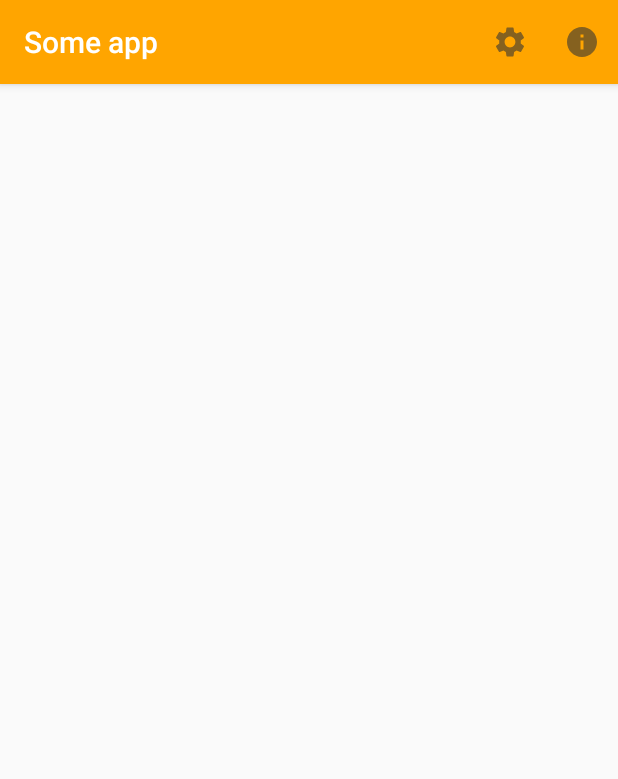
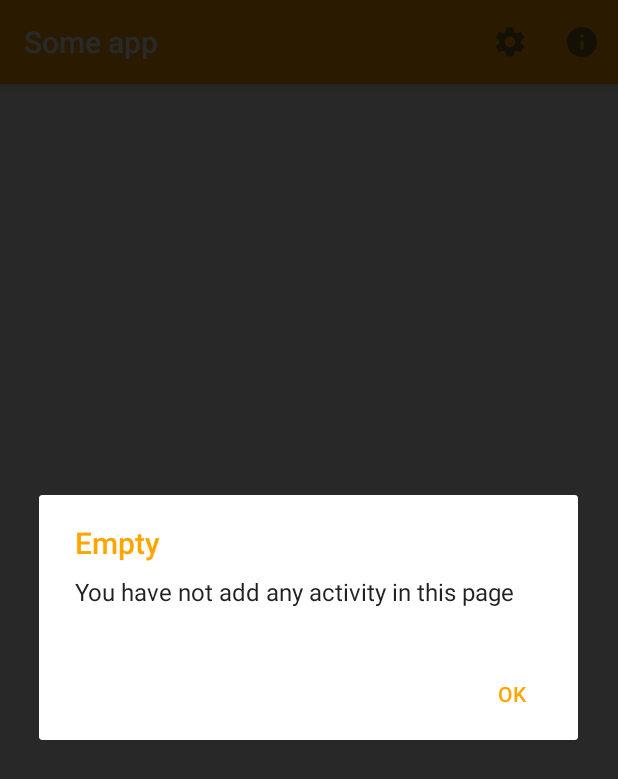
Before and after one commit to martinL0918/gym, an Android app: the screen it shows after launch once a user with an empty profile is signed in (Recyclerbase), on a phone screen of 412 x 824 dp. Shown: the top 779 px of the screen. Run offline under Robolectric (Android 15) with nearby library versions, the phone set to English and light mode, and no system bars; our stand-ins replace Firebase (no records; nobody signed in at launch, a user with empty details on screens opened directly); Roboto replaces fonts that are not available here.

Commit message:
Added if else checking for adapter

```diff
--- a/app/src/main/java/com/comps413f/gym/Recyclerbase.java
+++ b/app/src/main/java/com/comps413f/gym/Recyclerbase.java
@@ -1,11 +1,15 @@
 package com.comps413f.gym;
 
+import android.content.DialogInterface;
 import android.content.Intent;
+import android.content.SharedPreferences;
 import android.os.Bundle;
+import android.preference.PreferenceManager;
 import android.view.Menu;
 import android.view.MenuInflater;
 import android.view.MenuItem;
 
+import androidx.appcompat.app.AlertDialog;
 import androidx.appcompat.app.AppCompatActivity;
 import androidx.recyclerview.widget.LinearLayoutManager;
 import androidx.recyclerview.widget.RecyclerView;
@@ -24,9 +28,26 @@ import java.util.List;
 
 public class Recyclerbase extends AppCompatActivity {
     private FirebaseAuth mAuth;
+    private SharedPreferences prefs;
+    private final static String passDay = "Day 2";
     @Override
     protected void onCreate(Bundle savedInstanceState) {
         super.onCreate(savedInstanceState);
+        prefs = PreferenceManager.getDefaultSharedPreferences(this);
+        String theme = prefs.getString(getString(R.string.pref_color),getString(R.string.pref_color_default));
+        System.out.println(theme);
+
+        if (theme.equals("Green")){
+            setTheme(R.style.AppThemeGreen);
+        }
+        else if (theme.equals("Purple")){
+            setTheme(R.style.AppThemePurple);
+        }
+        else{
+            System.out.println("Orange");
+            setTheme(R.style.AppTheme);
+        }
+
         setContentView(R.layout.recyclerbase);
         mAuth = FirebaseAuth.getInstance();
         final List<Action> actionList = new ArrayList<>();
@@ -40,6 +61,7 @@ public class Recyclerbase extends AppCompatActivity {
         recyclerView.setAdapter(adapter);
         //adapter.notifyDataSetChanged();
         final FirebaseDatabase database = FirebaseDatabase.getInstance();
+
         System.out.println(mAuth.getCurrentUser().getUid());
         DatabaseReference ref = database.getReference(mAuth.getCurrentUser().getUid());
 
@@ -51,19 +73,36 @@ public class Recyclerbase extends AppCompatActivity {
                     /*To get data with specified address
                     Action temp001 = dataSnapshot.child("-MPRsPmAx_V0KdZ2N8oz").getValue(Action.class);
                     System.out.println(temp001.getActionName());*/
-                    Action temp = datas.getValue(Action.class);
-                    actionList.add(temp);
-                    adapter.notifyDataSetChanged();
+                    if (dataSnapshot.child(datas.getKey()).child("days").getValue().toString().contains(passDay)){
+                        Action temp = datas.getValue(Action.class);
+                        actionList.add(temp);
+                        adapter.notifyDataSetChanged();
+                    }
+                }
+                if (actionList.size() == 0){
+                    createDialog();
+                }
+                if (!dataSnapshot.hasChildren()){
+                    createDialog();
                 }
             }
 
             @Override
             public void onCancelled(DatabaseError databaseError) {
-                System.out.println("The read failed: " + databaseError.getCode());
+                System.out.println("Read data failed: " + databaseError.getCode());
             }
         });
 
     }
+
+    @Override
+    protected void onStart() {
+        super.onStart();
+        if (mAuth.getCurrentUser() == null){
+            ReturnToLogin();
+        }
+    }
+
     @Override
     public boolean onCreateOptionsMenu(Menu menu) {
         MenuInflater inflater = getMenuInflater();
@@ -91,18 +130,7 @@ public class Recyclerbase extends AppCompatActivity {
         startActivity(intent);
         finish();
     }
-    @Override
-    public void onStart() {
-        super.onStart();
-        // Check if user is signed in (non-null) and update UI accordingly.
-        FirebaseUser currentUser = mAuth.getCurrentUser();
-        if (currentUser != null) {
-            System.out.println("User Logined");
-        }
-        else{
-            ReturnToLogin();
-        }
-    }
+
 
     public void ReturnToLogin(){
         Intent intent = new Intent();
@@ -110,6 +138,24 @@ public class Recyclerbase extends AppCompatActivity {
         startActivity(intent);
         finish();
     }
+    public void createDialog(){
+        AlertDialog.Builder builder = new AlertDialog.Builder(Recyclerbase.this);
+        builder.setTitle("Empty");
+        // Add a checkbox list
+        builder.setMessage(getString(R.string.not_data_in_database));
+        // Add OK and Cancel buttons
+        builder.setPositiveButton("OK", new DialogInterface.OnClickListener() {
+            @Override
+            public void onClick(DialogInterface dialog, int which) {
+                Intent intent = new Intent(Recyclerbase.this,Routine.class);
+                startActivity(intent);
+                finish();
+            }
+        });
+        // Create and show the alert dialog
+        AlertDialog dialog = builder.create();
+        dialog.show();
+    }
 
 
 }
--- a/app/src/main/java/com/comps413f/gym/Routine.java
+++ b/app/src/main/java/com/comps413f/gym/Routine.java
@@ -27,7 +27,7 @@ public class Routine extends AppCompatActivity {
     @Override
     protected void onCreate(Bundle savedInstanceState) {
         super.onCreate(savedInstanceState);
-        SharedPreferences prefs = PreferenceManager.getDefaultSharedPreferences(this);
+        prefs = PreferenceManager.getDefaultSharedPreferences(this);
         String theme = prefs.getString(getString(R.string.pref_color),getString(R.string.pref_color_default));
         System.out.println(theme);
 
@@ -102,4 +102,5 @@ public class Routine extends AppCompatActivity {
         startActivity(intent);
         finish();
     }
+
 }
--- a/app/src/main/res/layout/recyclerbase.xml
+++ b/app/src/main/res/layout/recyclerbase.xml
@@ -11,6 +11,8 @@
     <androidx.recyclerview.widget.RecyclerView
         android:id="@+id/recyclerView"
         android:layout_width="match_parent"
-        android:layout_height="match_parent" />
+        android:layout_height="match_parent"
+        android:text="123"/>
+
 
 </LinearLayout>
--- a/app/src/main/res/values/strings.xml
+++ b/app/src/main/res/values/strings.xml
@@ -40,6 +40,7 @@
     <string name ="developerContent">So Ka Leung (1204542)\n\nLeung Tsz Kin(12049855)\n\nCheung Man Fai(XXXXXXX)</string>
     <string name ="pref_color">Change color Setting</string>
     <string name ="pref_color_default">Orange</string>
+    <string name ="not_data_in_database">You have not add any activity in this page</string>
     <string-array name="colorTheme">
         <item>Orange</item>
         <item>Green</item>
```
Also changed, not shown: app/src/main/java/com/comps413f/gym/AddActionActivity.java (+12 -0 lines), app/src/main/java/com/comps413f/gym/LoginActivity.java (+2 -10 lines), app/src/main/res/drawable/green_circle_background.xml (added, +7 -0 lines), app/src/main/res/drawable/purple_circle_background.xml (added, +7 -0 lines), app/src/main/res/drawable/purple_circle_background_routine.xml (added, +10 -0 lines), app/src/main/res/drawable/purple_gradient.xml (added, +10 -0 lines).
